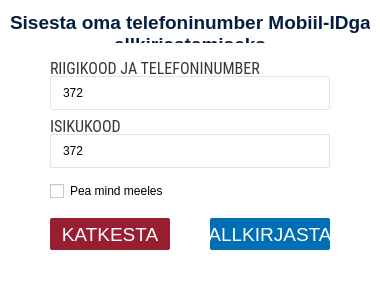
The window that client/dialogs/MobileDialog.ui (open-eid/DigiDoc4-Client) describes before a commit, drawn with Qt 5.
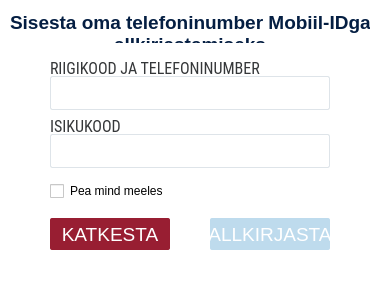
The same window after the commit.

Commit message:
Mobile signing (#27)
* Saving of cert in certificates dialog
* Signing documents with mobile id

Patch:
```diff
--- a/client/dialogs/MobileDialog.ui
+++ b/client/dialogs/MobileDialog.ui
@@ -66,7 +66,7 @@
   </widget>
   <widget class="QPushButton" name="ok">
    <property name="enabled">
-    <bool>true</bool>
+    <bool>false</bool>
    </property>
    <property name="geometry">
     <rect>
@@ -127,7 +127,7 @@
 </string>
    </property>
    <property name="text">
-    <string>372</string>
+    <string/>
    </property>
    <property name="echoMode">
     <enum>QLineEdit::Normal</enum>
@@ -237,7 +237,7 @@
 </string>
    </property>
    <property name="text">
-    <string>372</string>
+    <string/>
    </property>
    <property name="echoMode">
     <enum>QLineEdit::Normal</enum>
```
Left out of the diff: 2 changed lines with no effect on the pictures. The commit also changes 21 other files.
